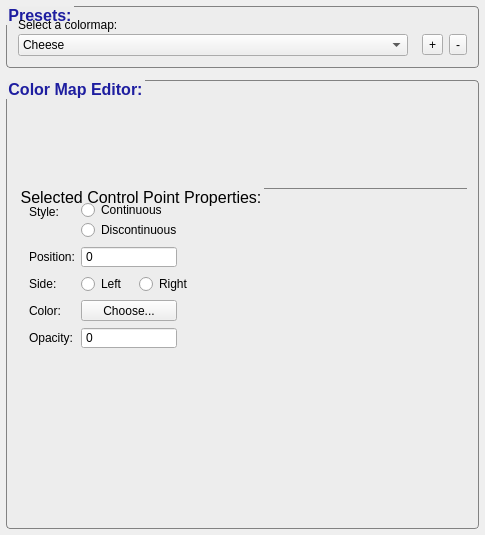
This is GUI/Qt/Components/ColorMapInspector.ui in pyushkevich/itksnap as Qt 5 draws it before an edit. The edited form follows.
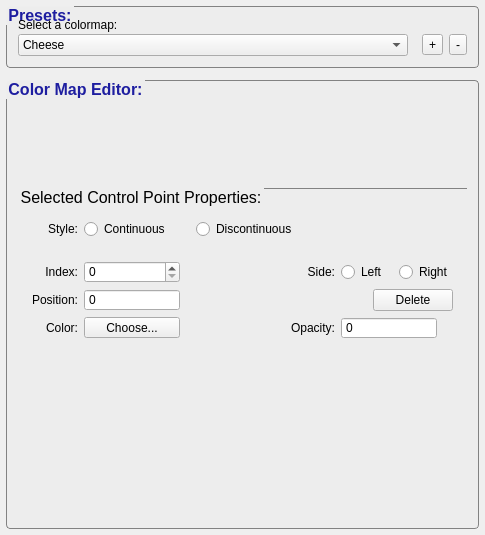
This is the edited form. Custom widgets are drawn as their Qt base class.

Commit message: Some more touch up to ColorMap GUI

```diff
--- a/GUI/Qt/Components/ColorMapInspector.ui
+++ b/GUI/Qt/Components/ColorMapInspector.ui
@@ -224,43 +224,40 @@
          </property>
          <item>
           <widget class="QWidget" name="grpControl" native="true">
-           <layout class="QFormLayout" name="formLayout_2">
-            <property name="fieldGrowthPolicy">
-             <enum>QFormLayout::FieldsStayAtSizeHint</enum>
-            </property>
-            <property name="horizontalSpacing">
-             <number>6</number>
-            </property>
-            <property name="verticalSpacing">
-             <number>6</number>
-            </property>
-            <property name="margin">
-             <number>6</number>
-            </property>
+           <layout class="QGridLayout" name="gridLayout_2">
             <item row="0" column="0">
              <widget class="QLabel" name="label_5">
               <property name="text">
                <string>Style:</string>
               </property>
+              <property name="alignment">
+               <set>Qt::AlignRight|Qt::AlignTrailing|Qt::AlignVCenter</set>
+              </property>
              </widget>
             </item>
-            <item row="0" column="1">
+            <item row="0" column="1" colspan="3">
              <widget class="QWidget" name="grpRadioCont" native="true">
               <property name="sizePolicy">
                <sizepolicy hsizetype="Preferred" vsizetype="Minimum">
-                <horstretch>0</horstretch>
+                <horstretch>1</horstretch>
                 <verstretch>0</verstretch>
                </sizepolicy>
               </property>
-              <layout class="QVBoxLayout" name="verticalLayout_3">
+              <layout class="QHBoxLayout" name="horizontalLayout">
                <property name="spacing">
-                <number>0</number>
+                <number>12</number>
                </property>
                <property name="margin">
                 <number>0</number>
                </property>
                <item>
                 <widget class="QRadioButton" name="btnCont">
+                 <property name="minimumSize">
+                  <size>
+                   <width>100</width>
+                   <height>0</height>
+                  </size>
+                 </property>
                  <property name="text">
                   <string>Continuous</string>
                  </property>
@@ -268,68 +265,196 @@
                </item>
                <item>
                 <widget class="QRadioButton" name="btnDiscont">
+                 <property name="minimumSize">
+                  <size>
+                   <width>120</width>
+                   <height>0</height>
+                  </size>
+                 </property>
                  <property name="text">
                   <string>Discontinuous</string>
                  </property>
                 </widget>
                </item>
+               <item>
+                <spacer name="horizontalSpacer">
+                 <property name="orientation">
+                  <enum>Qt::Horizontal</enum>
+                 </property>
+                 <property name="sizeHint" stdset="0">
+                  <size>
+                   <width>40</width>
+                   <height>20</height>
+                  </size>
+                 </property>
+                </spacer>
+               </item>
               </layout>
              </widget>
             </item>
-            <item row="1" column="0">
+            <item row="4" column="0">
+             <widget class="QLabel" name="label_7">
+              <property name="text">
+               <string>Color:</string>
+              </property>
+              <property name="alignment">
+               <set>Qt::AlignRight|Qt::AlignTrailing|Qt::AlignVCenter</set>
+              </property>
+             </widget>
+            </item>
+            <item row="4" column="1">
+             <widget class="QToolButton" name="btnControlColor">
+              <property name="minimumSize">
+               <size>
+                <width>96</width>
+                <height>0</height>
+               </size>
+              </property>
+              <property name="text">
+               <string>Choose...</string>
+              </property>
+              <property name="toolButtonStyle">
+               <enum>Qt::ToolButtonTextBesideIcon</enum>
+              </property>
+             </widget>
+            </item>
+            <item row="4" column="2">
+             <widget class="QLabel" name="label_8">
+              <property name="text">
+               <string>Opacity:</string>
+              </property>
+              <property name="alignment">
+               <set>Qt::AlignRight|Qt::AlignTrailing|Qt::AlignVCenter</set>
+              </property>
+             </widget>
+            </item>
+            <item row="4" column="3">
+             <widget class="QDoubleSpinBox" name="inControlOpacity">
+              <property name="sizePolicy">
+               <sizepolicy hsizetype="Minimum" vsizetype="Fixed">
+                <horstretch>0</horstretch>
+                <verstretch>0</verstretch>
+               </sizepolicy>
+              </property>
+              <property name="minimumSize">
+               <size>
+                <width>96</width>
+                <height>0</height>
+               </size>
+              </property>
+              <property name="maximumSize">
+               <size>
+                <width>80</width>
+                <height>16777215</height>
+               </size>
+              </property>
+              <property name="toolTip">
+               <string>&lt;!DOCTYPE HTML PUBLIC &quot;-//W3C//DTD HTML 4.0//EN&quot; &quot;http://www.w3.org/TR/REC-html40/strict.dtd&quot;&gt;
+&lt;html&gt;&lt;head&gt;&lt;meta name=&quot;qrichtext&quot; content=&quot;1&quot; /&gt;&lt;style type=&quot;text/css&quot;&gt;
+p, li { white-space: pre-wrap; }
+&lt;/style&gt;&lt;/head&gt;&lt;body style=&quot; font-family:'Lucida Grande'; font-size:13pt; font-weight:400; font-style:normal;&quot;&gt;
+&lt;p style=&quot; margin-top:0px; margin-bottom:0px; margin-left:0px; margin-right:0px; -qt-block-indent:0; text-indent:0px;&quot;&gt;&lt;span style=&quot; font-size:11pt;&quot;&gt;The x-coordinate of the selected control point. The x-coordinate represents input image intensity.&lt;/span&gt;&lt;/p&gt;&lt;/body&gt;&lt;/html&gt;</string>
+              </property>
+              <property name="buttonSymbols">
+               <enum>QAbstractSpinBox::NoButtons</enum>
+              </property>
+              <property name="keyboardTracking">
+               <bool>false</bool>
+              </property>
+              <property name="decimals">
+               <number>0</number>
+              </property>
+             </widget>
+            </item>
+            <item row="3" column="1">
+             <widget class="QDoubleSpinBox" name="inControlX">
+              <property name="sizePolicy">
+               <sizepolicy hsizetype="Minimum" vsizetype="Fixed">
+                <horstretch>0</horstretch>
+                <verstretch>0</verstretch>
+               </sizepolicy>
+              </property>
+              <property name="minimumSize">
+               <size>
+                <width>96</width>
+                <height>0</height>
+               </size>
+              </property>
+              <property name="maximumSize">
+               <size>
+                <width>80</width>
+                <height>16777215</height>
+               </size>
+              </property>
+              <property name="toolTip">
+               <string>&lt;!DOCTYPE HTML PUBLIC &quot;-//W3C//DTD HTML 4.0//EN&quot; &quot;http://www.w3.org/TR/REC-html40/strict.dtd&quot;&gt;
+&lt;html&gt;&lt;head&gt;&lt;meta name=&quot;qrichtext&quot; content=&quot;1&quot; /&gt;&lt;style type=&quot;text/css&quot;&gt;
+p, li { white-space: pre-wrap; }
+&lt;/style&gt;&lt;/head&gt;&lt;body style=&quot; font-family:'Lucida Grande'; font-size:13pt; font-weight:400; font-style:normal;&quot;&gt;
+&lt;p style=&quot; margin-top:0px; margin-bottom:0px; margin-left:0px; margin-right:0px; -qt-block-indent:0; text-indent:0px;&quot;&gt;&lt;span style=&quot; font-size:11pt;&quot;&gt;The x-coordinate of the selected control point. The x-coordinate represents input image intensity.&lt;/span&gt;&lt;/p&gt;&lt;/body&gt;&lt;/html&gt;</string>
+              </property>
+              <property name="buttonSymbols">
+               <enum>QAbstractSpinBox::NoButtons</enum>
+              </property>
+              <property name="keyboardTracking">
+               <bool>false</bool>
+              </property>
+              <property name="decimals">
+               <number>0</number>
+              </property>
+             </widget>
+            </item>
+            <item row="3" column="0">
              <widget class="QLabel" name="label_4">
               <property name="text">
                <string>Position:</string>
               </property>
+              <property name="alignment">
+               <set>Qt::AlignRight|Qt::AlignTrailing|Qt::AlignVCenter</set>
+              </property>
+             </widget>
+            </item>
+            <item row="1" column="0">
+             <widget class="QLabel" name="label_9">
+              <property name="text">
+               <string>Index:</string>
+              </property>
+              <property name="alignment">
+               <set>Qt::AlignRight|Qt::AlignTrailing|Qt::AlignVCenter</set>
+              </property>
              </widget>
             </item>
             <item row="1" column="1">
-             <widget class="QDoubleSpinBox" name="inControlX">
-              <property name="sizePolicy">
-               <sizepolicy hsizetype="Minimum" vsizetype="Fixed">
-                <horstretch>0</horstretch>
-                <verstretch>0</verstretch>
-               </sizepolicy>
-              </property>
-              <property name="minimumSize">
-               <size>
-                <width>96</width>
-                <height>0</height>
-               </size>
-              </property>
-              <property name="maximumSize">
-               <size>
-                <width>80</width>
-                <height>16777215</height>
-               </size>
-              </property>
-              <property name="toolTip">
-               <string>&lt;!DOCTYPE HTML PUBLIC &quot;-//W3C//DTD HTML 4.0//EN&quot; &quot;http://www.w3.org/TR/REC-html40/strict.dtd&quot;&gt;
-&lt;html&gt;&lt;head&gt;&lt;meta name=&quot;qrichtext&quot; content=&quot;1&quot; /&gt;&lt;style type=&quot;text/css&quot;&gt;
-p, li { white-space: pre-wrap; }
-&lt;/style&gt;&lt;/head&gt;&lt;body style=&quot; font-family:'Lucida Grande'; font-size:13pt; font-weight:400; font-style:normal;&quot;&gt;
-&lt;p style=&quot; margin-top:0px; margin-bottom:0px; margin-left:0px; margin-right:0px; -qt-block-indent:0; text-indent:0px;&quot;&gt;&lt;span style=&quot; font-size:11pt;&quot;&gt;The x-coordinate of the selected control point. The x-coordinate represents input image intensity.&lt;/span&gt;&lt;/p&gt;&lt;/body&gt;&lt;/html&gt;</string>
-              </property>
-              <property name="buttonSymbols">
-               <enum>QAbstractSpinBox::NoButtons</enum>
-              </property>
+             <widget class="QSpinBox" name="inControlIndex">
               <property name="keyboardTracking">
                <bool>false</bool>
               </property>
-              <property name="decimals">
-               <number>0</number>
-              </property>
              </widget>
             </item>
-            <item row="2" column="0">
+            <item row="1" column="2">
              <widget class="QLabel" name="label_6">
               <property name="text">
                <string>Side:</string>
               </property>
+              <property name="alignment">
+               <set>Qt::AlignRight|Qt::AlignTrailing|Qt::AlignVCenter</set>
+              </property>
              </widget>
             </item>
-            <item row="2" column="1">
+            <item row="1" column="3">
              <widget class="QWidget" name="grpRadioSide" native="true">
+              <property name="sizePolicy">
+               <sizepolicy hsizetype="Preferred" vsizetype="Preferred">
+                <horstretch>1</horstretch>
+                <verstretch>0</verstretch>
+               </sizepolicy>
+              </property>
+              <property name="minimumSize">
+               <size>
+                <width>0</width>
+                <height>0</height>
+               </size>
+              </property>
               <layout class="QHBoxLayout" name="horizontalLayout_2">
                <property name="spacing">
                 <number>12</number>
@@ -339,6 +464,12 @@
                </property>
                <item>
                 <widget class="QRadioButton" name="btnLeft">
+                 <property name="minimumSize">
+                  <size>
+                   <width>0</width>
+                   <height>0</height>
+                  </size>
+                 </property>
                  <property name="text">
                   <string>Left</string>
                  </property>
@@ -346,6 +477,12 @@
                </item>
                <item>
                 <widget class="QRadioButton" name="btnRight">
+                 <property name="minimumSize">
+                  <size>
+                   <width>0</width>
+                   <height>0</height>
+                  </size>
+                 </property>
                  <property name="text">
                   <string>Right</string>
                  </property>
@@ -354,90 +491,57 @@
               </layout>
              </widget>
             </item>
-            <item row="3" column="0">
-             <widget class="QLabel" name="label_7">
-              <property name="text">
-               <string>Color:</string>
-              </property>
-             </widget>
-            </item>
-            <item row="4" column="0">
-             <widget class="QLabel" name="label_8">
-              <property name="text">
-               <string>Opacity:</string>
-              </property>
-             </widget>
-            </item>
-            <item row="4" column="1">
-             <widget class="QDoubleSpinBox" name="inControlOpacity">
-              <property name="sizePolicy">
-               <sizepolicy hsizetype="Minimum" vsizetype="Fixed">
-                <horstretch>0</horstretch>
-                <verstretch>0</verstretch>
-               </sizepolicy>
-              </property>
-              <property name="minimumSize">
-               <size>
-                <width>96</width>
-                <height>0</height>
-               </size>
-              </property>
-              <property name="maximumSize">
-               <size>
-                <width>80</width>
-                <height>16777215</height>
-               </size>
-              </property>
-              <property name="toolTip">
-               <string>&lt;!DOCTYPE HTML PUBLIC &quot;-//W3C//DTD HTML 4.0//EN&quot; &quot;http://www.w3.org/TR/REC-html40/strict.dtd&quot;&gt;
-&lt;html&gt;&lt;head&gt;&lt;meta name=&quot;qrichtext&quot; content=&quot;1&quot; /&gt;&lt;style type=&quot;text/css&quot;&gt;
-p, li { white-space: pre-wrap; }
-&lt;/style&gt;&lt;/head&gt;&lt;body style=&quot; font-family:'Lucida Grande'; font-size:13pt; font-weight:400; font-style:normal;&quot;&gt;
-&lt;p style=&quot; margin-top:0px; margin-bottom:0px; margin-left:0px; margin-right:0px; -qt-block-indent:0; text-indent:0px;&quot;&gt;&lt;span style=&quot; font-size:11pt;&quot;&gt;The x-coordinate of the selected control point. The x-coordinate represents input image intensity.&lt;/span&gt;&lt;/p&gt;&lt;/body&gt;&lt;/html&gt;</string>
-              </property>
-              <property name="buttonSymbols">
-               <enum>QAbstractSpinBox::NoButtons</enum>
-              </property>
-              <property name="keyboardTracking">
-               <bool>false</bool>
-              </property>
-              <property name="decimals">
-               <number>0</number>
-              </property>
-             </widget>
-            </item>
-            <item row="3" column="1">
-             <widget class="QToolButton" name="btnControlColor">
-              <property name="minimumSize">
-               <size>
-                <width>96</width>
-                <height>0</height>
-               </size>
-              </property>
-              <property name="text">
-               <string>Choose...</string>
-              </property>
-              <property name="toolButtonStyle">
-               <enum>Qt::ToolButtonTextBesideIcon</enum>
-              </property>
+            <item row="3" column="2" colspan="2">
+             <widget class="QWidget" name="widget" native="true">
+              <layout class="QHBoxLayout" name="horizontalLayout_3">
+               <property name="spacing">
+                <number>0</number>
+               </property>
+               <property name="margin">
+                <number>0</number>
+               </property>
+               <item>
+                <spacer name="horizontalSpacer_2">
+                 <property name="orientation">
+                  <enum>Qt::Horizontal</enum>
+                 </property>
+                 <property name="sizeHint" stdset="0">
+                  <size>
+                   <width>40</width>
+                   <height>20</height>
+                  </size>
+                 </property>
+                </spacer>
+               </item>
+               <item>
+                <widget class="QPushButton" name="btnDeleteControl">
+                 <property name="text">
+                  <string>Delete</string>
+                 </property>
+                </widget>
+               </item>
+              </layout>
              </widget>
             </item>
            </layout>
           </widget>
          </item>
-         <item>
-          <widget class="QWidget" name="widget_7" native="true">
-           <property name="sizePolicy">
-            <sizepolicy hsizetype="Preferred" vsizetype="Preferred">
-             <horstretch>1</horstretch>
-             <verstretch>0</verstretch>
-            </sizepolicy>
-           </property>
-          </widget>
-         </item>
         </layout>
        </widget>
       </item>
+      <item>
+       <spacer name="verticalSpacer_2">
+        <property name="orientation">
+         <enum>Qt::Vertical</enum>
+        </property>
+        <property name="sizeHint" stdset="0">
+         <size>
+          <width>20</width>
+          <height>2</height>
+         </size>
+        </property>
+       </spacer>
+      </item>
      </layout>
     </widget>
    </item>
```
The commit also changes 5 other files.
